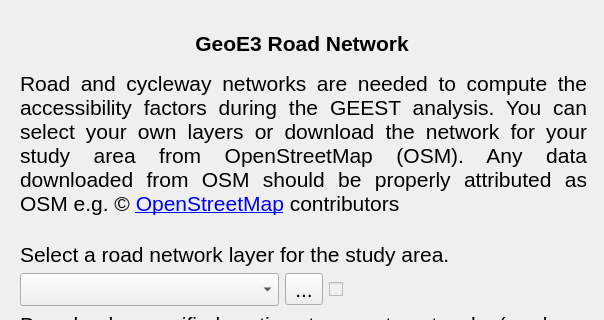
First picture: the form in geest/ui/road_network_panel_base.ui, repository worldbank/GEEST, before the edit; both pictures show x 0 to 604 and y 0 to 320 of the 604 by 1009 pixel window.
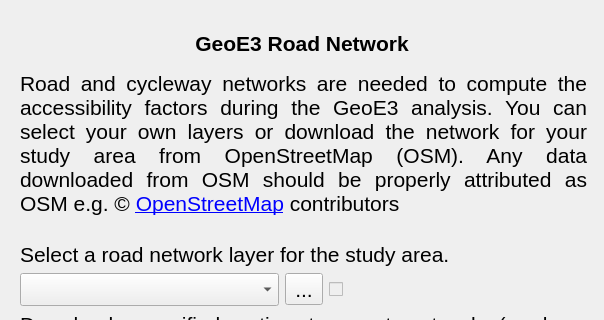
Second picture: the form after the edit. Icons and pictures are not drawn. Custom widgets are drawn as their Qt base class.

Commit message: Update project references from GEEST to GeoE3 in UI files

```diff
--- a/geest/ui/road_network_panel_base.ui
+++ b/geest/ui/road_network_panel_base.ui
@@ -169,7 +169,7 @@
           </font>
          </property>
          <property name="text">
-          <string>&lt;html&gt;&lt;head/&gt;&lt;body&gt;&lt;p&gt;Road and cycleway networks are needed to compute the accessibility factors during the GEEST analysis. You can select your own layers or download the network for your study area from OpenStreetMap (OSM). Any data downloaded from OSM should be properly attributed as OSM e.g. © &lt;a href=&quot;https://osm.org&quot;&gt;&lt;span style=&quot; text-decoration: underline; color:#0000ff;&quot;&gt;OpenStreetMap&lt;/span&gt;&lt;/a&gt; contributors&lt;/p&gt;&lt;/body&gt;&lt;/html&gt;</string>
+          <string>&lt;html&gt;&lt;head/&gt;&lt;body&gt;&lt;p&gt;Road and cycleway networks are needed to compute the accessibility factors during the GeoE3 analysis. You can select your own layers or download the network for your study area from OpenStreetMap (OSM). Any data downloaded from OSM should be properly attributed as OSM e.g. © &lt;a href=&quot;https://osm.org&quot;&gt;&lt;span style=&quot; text-decoration: underline; color:#0000ff;&quot;&gt;OpenStreetMap&lt;/span&gt;&lt;/a&gt; contributors&lt;/p&gt;&lt;/body&gt;&lt;/html&gt;</string>
          </property>
          <property name="textFormat">
           <enum>Qt::MarkdownText</enum>
```
The commit also changes 1 other file.
